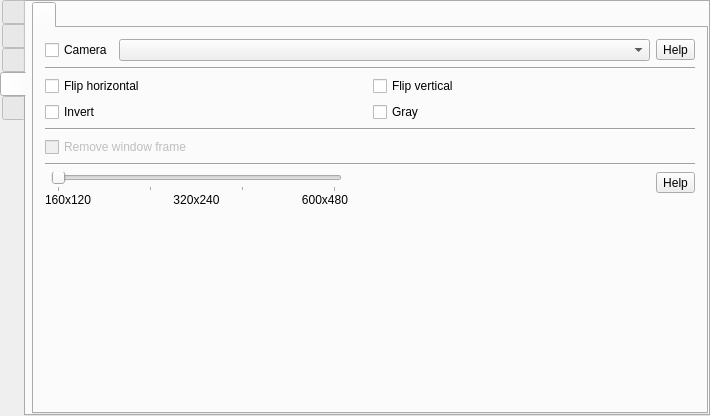
vkohaupt/vokoscreenNG, file src/formMainWindow.ui: the form before one commit.
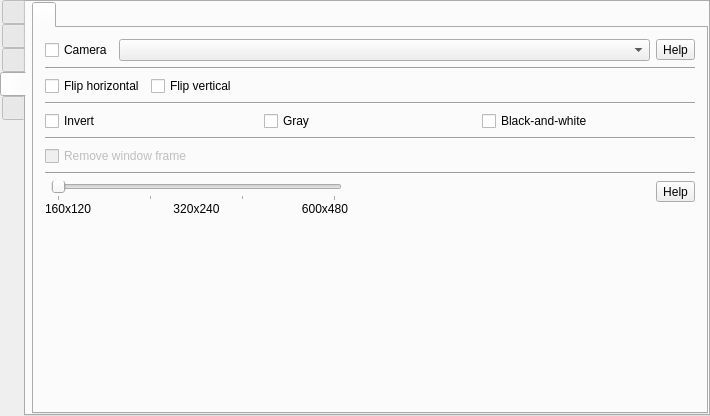
The form after the commit. Icons and pictures are not drawn.

Commit message: camera black and white

The edit to the form file:
```diff
--- a/src/formMainWindow.ui
+++ b/src/formMainWindow.ui
@@ -2499,8 +2499,28 @@
                   </property>
                  </widget>
                 </item>
+                <item>
+                 <spacer name="horizontalSpacer_7">
+                  <property name="orientation">
+                   <enum>Qt::Horizontal</enum>
+                  </property>
+                  <property name="sizeHint" stdset="0">
+                   <size>
+                    <width>40</width>
+                    <height>20</height>
+                   </size>
+                  </property>
+                 </spacer>
+                </item>
                </layout>
               </item>
+              <item>
+               <widget class="Line" name="line_12">
+                <property name="orientation">
+                 <enum>Qt::Horizontal</enum>
+                </property>
+               </widget>
+              </item>
               <item>
                <layout class="QHBoxLayout" name="horizontalLayout_14">
                 <item>
@@ -2517,6 +2537,13 @@
                   </property>
                  </widget>
                 </item>
+                <item>
+                 <widget class="QCheckBox" name="checkBoxCameraMono">
+                  <property name="text">
+                   <string>Black-and-white</string>
+                  </property>
+                 </widget>
+                </item>
                </layout>
               </item>
              </layout>
```
The commit also changes 1 other file.
